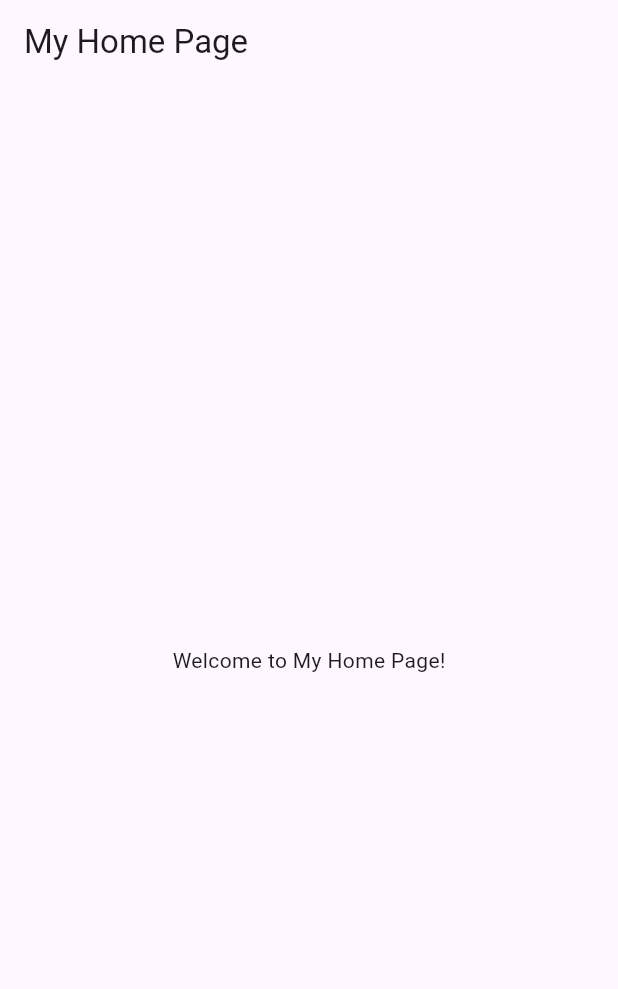
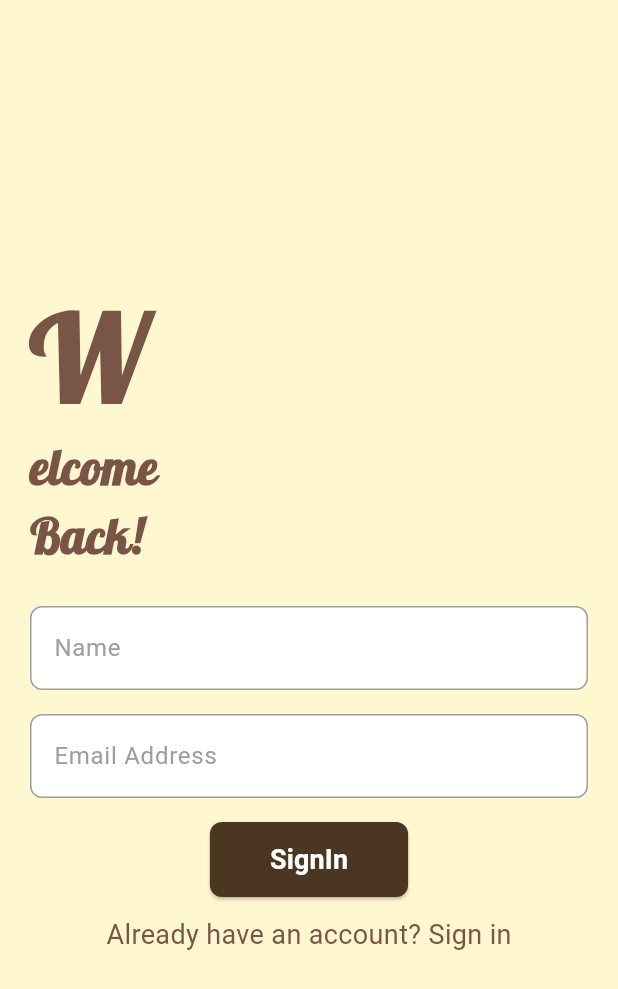
Before and after one commit to Osamariyad2003/bookly, a Flutter app: the screen it shows after launch, on a phone screen of 412 x 824 dp. Shown: the top 989 px of the screen. Run offline on Flutter 3.47's test engine with Material 3 defaults, Android fonts, the phone set to English and light mode, and no system bars; our stand-ins replace flutter_native_splash, flutter_screenutil.

Commit message:
Second Commit

```diff
--- /dev/null
+++ b/lib/core/app_routes.dart
@@ -0,0 +1,46 @@
+import 'package:bookly/core/routes.dart';
+import 'package:bookly/features/auth/views/sign_in_screen.dart';
+import 'package:bookly/features/auth/views/sign_up_screen.dart';
+import 'package:flutter/material.dart';
+
+class AppRouter {
+  static Route<dynamic> onGenerateRoute(RouteSettings settings) {
+    switch (settings.name) {
+      case Routes.register:
+        return MaterialPageRoute(
+        builder: (_)=> SignUpView()
+        );
+
+      case Routes.login:
+         return MaterialPageRoute(
+            builder: (_)=> SignInView()
+        );
+      default:
+        return MaterialPageRoute(
+            builder: (_)=> SignInView()
+        );
+
+
+
+    // case Routes.home:
+    //   return MaterialPageRoute(
+    //       builder: (_) => BlocProvider(
+    //             create: (context) => MealCubit(
+    //                 fetchMealsUseCase: FetchMeals(
+    //                     MealRepositoryImpl(FirebaseService(), LocalData())),
+    //                 addMealToFavoritesUseCase: AddMealToFav(
+    //                     MealRepositoryImpl(FirebaseService(), LocalData())),
+    //                 removeFavoriteMealUseCase: RemoveMeal(
+    //                     MealRepositoryImpl(FirebaseService(), LocalData())),
+    //                 updateIsFavUseCase: UpdateIsFavInFirestore(
+    //                     MealRepositoryImpl(FirebaseService(), LocalData())),
+    //                 removeMealFromFirestore: RemoveMealFromFirestore(
+    //                     MealRepositoryImpl(FirebaseService(), LocalData())),
+    //                 localData: LocalData())
+    //               ..fetchMeals(),
+    //             child: const HomeScreen(),
+    //           ))
+    }
+  }
+
+}
--- /dev/null
+++ b/lib/core/colors_app.dart
@@ -0,0 +1,7 @@
+import 'package:flutter/material.dart';
+
+class ColorStyles {
+  static const Color backgroundColor = Color(0xFFFFF7CF);
+  static const Color buttonColor = Color(0xFF4B3621);
+  static const Color textFieldBorderColor = Colors.brown;
+}
--- /dev/null
+++ b/lib/core/text_style.dart
@@ -0,0 +1,38 @@
+import 'package:flutter/material.dart';
+
+class TextStyles {
+  static const TextStyle headerStyle = TextStyle(
+    fontSize: 32,
+    fontWeight: FontWeight.bold,
+    fontFamily: 'Lobster',
+    color: Colors.brown,
+  );
+
+  static const TextStyle subHeaderStyle = TextStyle(
+    fontSize: 18,
+    fontWeight: FontWeight.w400,
+    color: Colors.brown,
+  );
+
+  static const TextStyle textFieldHintStyle = TextStyle(
+    color: Colors.brown,
+    fontWeight: FontWeight.w300,
+  );
+
+  static const TextStyle buttonTextStyle = TextStyle(
+    fontSize: 18,
+    color: Colors.white,
+    fontWeight: FontWeight.bold,
+  );
+
+  static const TextStyle signInTextStyle = TextStyle(
+    fontSize: 14,
+    color: Colors.brown,
+  );
+  static const TextStyle richTextStyle = TextStyle(
+    fontSize: 80, // Large font size for "H"
+    fontWeight: FontWeight.bold,
+    color: Colors.brown,
+    fontFamily: 'Lobster', // Use a cursive or custom font
+  );
+}
--- a/lib/features/auth/views/sign_in_screen.dart
+++ b/lib/features/auth/views/sign_in_screen.dart
@@ -0,0 +1,85 @@
+import 'package:bookly/core/colors_app.dart';
+import 'package:bookly/core/text_style.dart';
+import 'package:bookly/features/auth/widgets/buttton.dart';
+import 'package:bookly/features/auth/widgets/form_firld.dart';
+import 'package:flutter/material.dart';
+
+class SignInView extends StatelessWidget {
+  final TextEditingController nameController = TextEditingController();
+  final TextEditingController emailController = TextEditingController();
+
+  @override
+  Widget build(BuildContext context) {
+    return Scaffold(
+      backgroundColor: ColorStyles.backgroundColor,
+      body: Center(
+        child: Padding(
+          padding: const EdgeInsets.all(20.0),
+          child: Column(
+            mainAxisAlignment: MainAxisAlignment.center,
+            crossAxisAlignment: CrossAxisAlignment.start,
+            children: [
+              RichText(
+                  text: TextSpan(text: 'W', style: TextStyles.richTextStyle)),
+              Text(
+                'elcome',
+                style: TextStyles.headerStyle,
+              ),
+              Text('Back!', style: TextStyles.headerStyle),
+              SizedBox(height: 24),
+              customTextFormField(
+                hint: "Name",
+                controller: nameController,
+                validator: (value) {
+                  if (value == null || value.isEmpty) {
+                    return "Name cannot be empty";
+                  }
+                  return null;
+                },
+              ),
+              const SizedBox(height: 16),
+              customTextFormField(
+                hint: "Email Address",
+                controller: emailController,
+                keyboardType: TextInputType.emailAddress,
+                validator: (value) {
+                  if (value == null || value.isEmpty) {
+                    return "Email cannot be empty";
+                  }
+                  if (!RegExp(r"^[a-zA-Z0-9]+@[a-zA-Z]+\.[a-zA-Z]+")
+                      .hasMatch(value)) {
+                    return "Enter a valid email";
+                  }
+                  return null;
+                },
+              ),
+              SizedBox(height: 16),
+              Center(
+                child: customButton(
+                  text: "SignIn",
+                  onPressed: () {
+                    // Add signup logic here
+                    print("Sign up clicked!");
+                  },
+                  color: ColorStyles
+                      .buttonColor, // Replace with `ColorStyles.buttonColor`
+                ),
+              ),
+              const SizedBox(height: 12),
+              Center(
+                child: GestureDetector(
+                  onTap: () {
+                    // Add sign-in navigation logic here
+                    print("Navigate to Sign in");
+                  },
+                  child: Text('Already have an account? Sign in',
+                      style: TextStyles.subHeaderStyle),
+                ),
+              ),
+            ],
+          ),
+        ),
+      ),
+    );
+  }
+}
--- /dev/null
+++ b/lib/features/auth/widgets/buttton.dart
@@ -0,0 +1,28 @@
+import 'package:bookly/core/colors_app.dart';
+import 'package:bookly/core/text_style.dart';
+import 'package:flutter/material.dart';
+
+Widget customButton({
+  required String text,
+  required VoidCallback onPressed,
+  Color? color,
+  EdgeInsetsGeometry? padding,
+  double borderRadius = 8.0,
+  TextStyle? textStyle,
+}) {
+  return ElevatedButton(
+    style: ElevatedButton.styleFrom(
+      backgroundColor: color ?? ColorStyles.buttonColor,
+      padding:
+          padding ?? const EdgeInsets.symmetric(vertical: 12, horizontal: 40),
+      shape: RoundedRectangleBorder(
+        borderRadius: BorderRadius.circular(borderRadius),
+      ),
+    ),
+    onPressed: onPressed,
+    child: Text(
+      text,
+      style: textStyle ?? TextStyles.buttonTextStyle,
+    ),
+  );
+}
--- /dev/null
+++ b/lib/features/auth/widgets/form_firld.dart
@@ -0,0 +1,42 @@
+import 'package:flutter/material.dart';
+
+Widget customTextFormField({
+  required String hint,
+  required TextEditingController controller,
+  required String? Function(String?)? validator,
+  Widget? icon,
+  Widget? suffixIcon,
+  bool isPassword = false,
+  TextInputType keyboardType = TextInputType.text,
+  Color fillColor = Colors.white,
+  Color borderColor = Colors.grey,
+  double borderRadius = 8.0,
+  TextStyle? hintStyle,
+}) {
+  return TextFormField(
+    controller: controller,
+    validator: validator,
+    obscureText: isPassword,
+    keyboardType: keyboardType,
+    decoration: InputDecoration(
+      hintText: hint,
+      hintStyle: hintStyle ?? TextStyle(color: Colors.grey),
+      filled: true,
+      fillColor: fillColor,
+      border: OutlineInputBorder(
+        borderRadius: BorderRadius.circular(borderRadius),
+        borderSide: BorderSide(color: borderColor),
+      ),
+      enabledBorder: OutlineInputBorder(
+        borderRadius: BorderRadius.circular(borderRadius),
+        borderSide: BorderSide(color: borderColor),
+      ),
+      focusedBorder: OutlineInputBorder(
+        borderRadius: BorderRadius.circular(borderRadius),
+        borderSide: BorderSide(color: borderColor, width: 2.0),
+      ),
+      prefixIcon: icon,
+      suffixIcon: suffixIcon,
+    ),
+  );
+}
--- a/lib/main.dart
+++ b/lib/main.dart
@@ -1,12 +1,14 @@
 import 'package:flutter/material.dart';
 import 'package:flutter_native_splash/flutter_native_splash.dart';
+import 'package:flutter_screenutil/flutter_screenutil.dart';
+
+import 'core/app_routes.dart';
+import 'core/routes.dart';
 
 void main() async {
   WidgetsFlutterBinding.ensureInitialized();
-  FlutterNativeSplash.preserve(
-      widgetsBinding: WidgetsFlutterBinding.ensureInitialized());
 
-  runApp(const MyApp());
+  runApp( MyApp());
 }
 
 class MyHomePage extends StatelessWidget {
@@ -31,13 +33,16 @@ class MyApp extends StatelessWidget {
   // This widget is the root of your application.
   @override
   Widget build(BuildContext context) {
-    return MaterialApp(
-      title: 'Flutter Demo',
-      theme: ThemeData(
-        colorScheme: ColorScheme.fromSeed(seedColor: Colors.deepPurple),
-        useMaterial3: true,
-      ),
-      home: MyHomePage(),
+    return ScreenUtilInit(
+      minTextAdapt: true,
+      splitScreenMode: true,
+        builder: (_, child) {
+          return MaterialApp(
+            onGenerateRoute: AppRouter.onGenerateRoute,
+            debugShowCheckedModeBanner: false,
+            initialRoute: Routes.register,
+          );
+        }
     );
   }
 }
```
Also changed, not shown: lib/features/auth/views/sign_up_screen.dart (+133 -0 lines), pubspec.yaml (+4 -7 lines), pubspec.lock, 17 other files.
